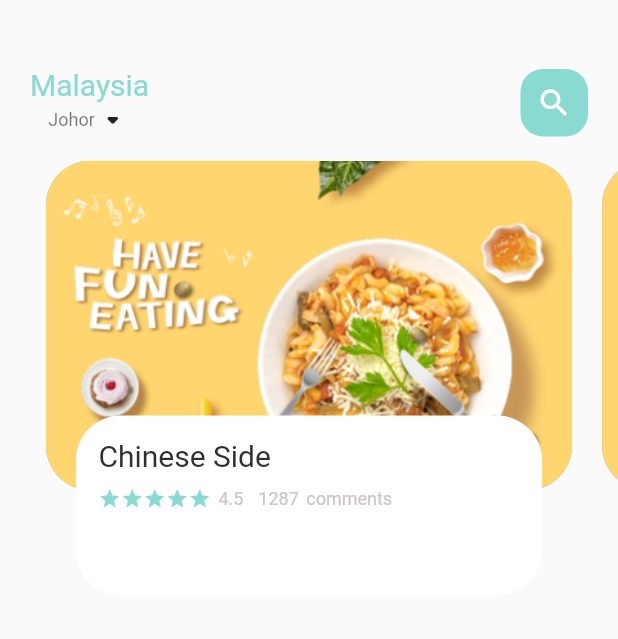
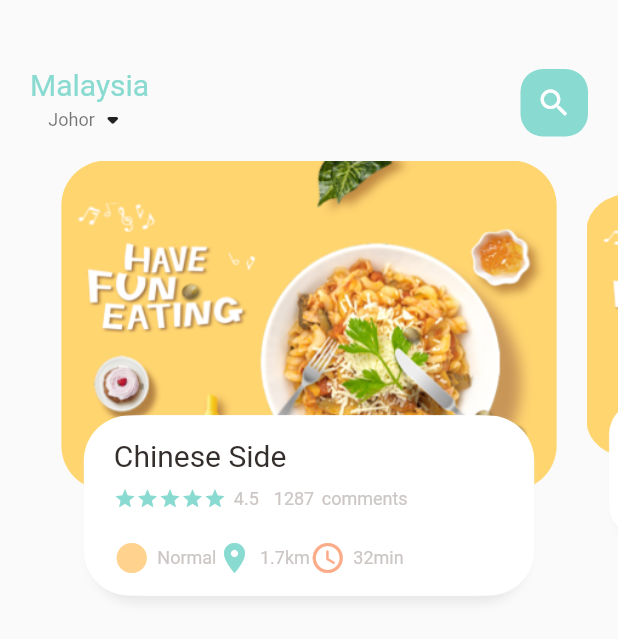
Before and after one commit to MINGSHENG1998/flutter_ecom_app, a Flutter app: the screen it shows after launch, on a phone screen of 412 x 824 dp. Shown: the top 639 px of the screen. Run offline on Flutter 3.47's test engine with Material 2 defaults, Android fonts, the phone set to English and light mode, and no system bars.

Commit message:
added scrolling animation

```diff
--- a/lib/home/food_page_body.dart
+++ b/lib/home/food_page_body.dart
@@ -2,18 +2,34 @@ import 'package:flutter/material.dart';
 import 'package:flutter_ecom_app/utils/colors.dart';
 import 'package:flutter_ecom_app/widgets/big_text.dart';
 import 'package:flutter_ecom_app/widgets/small_text.dart';
+import 'package:flutter_ecom_app/widgets/icon_and_text_widget.dart';
 
 class FoodPageBody extends StatefulWidget {
-  FoodPageBody({Key? key}) : super(key: key);
+  const FoodPageBody({Key? key}) : super(key: key);
 
   @override
   State<FoodPageBody> createState() => _FoodPageBodyState();
 }
 
 class _FoodPageBodyState extends State<FoodPageBody> {
-  PageController pageController = PageController(viewportFraction: 0.9);
+  PageController pageController = PageController(viewportFraction: 0.85);
+  var _currPageValue = 0.0;
+  final double _scaleFactor = 0.8;
+  final double _height = 220;
+
+  @override
+  void dispose() {
+    pageController.dispose();
+  }
+
   @override
   Widget build(BuildContext context) {
+    pageController.addListener(() {
+      setState(() {
+        _currPageValue = pageController.page!;
+        print("currPageValue: " + _currPageValue.toString());
+      });
+    });
     return Container(
       height: 320,
       child: PageView.builder(
@@ -21,11 +37,36 @@ class _FoodPageBodyState extends State<FoodPageBody> {
           itemCount: 5,
           itemBuilder: (context, position) {
             return _buildPageItem(position);
-            }));
+          }),
+    );
   }
 
   Widget _buildPageItem(int index) {
-    return Stack(
+    Matrix4 matrix = new Matrix4.identity();
+    if (index == _currPageValue.floor()) {
+      var currScale = 1 - (_currPageValue - index) * (1 - _scaleFactor);
+      var currTrans = _height * (1 - currScale) / 2;
+      matrix = Matrix4.diagonal3Values(1, currScale, 1)
+        ..setTranslationRaw(0, currTrans, 0);
+    } else if (index == _currPageValue.floor() + 1) {
+      var currScale =
+          _scaleFactor + (_currPageValue - index + 1) * (1 - _scaleFactor);
+      var currTrans = _height * (1 - currScale) / 2;
+      matrix = Matrix4.diagonal3Values(1, currScale, 1)
+        ..setTranslationRaw(0, currTrans, 0);
+    } else if (index == _currPageValue.floor() - 1) {
+      var currScale = 1 - (_currPageValue - index) * (1 - _scaleFactor);
+      var currTrans = _height * (1 - currScale) / 2;
+      matrix = Matrix4.diagonal3Values(1, currScale, 1)
+        ..setTranslationRaw(0, currTrans, 0);
+    } else {
+      var currScale = 0.8;
+      matrix = Matrix4.diagonal3Values(1, currScale, 1)
+        ..setTranslationRaw(0, _height * (1 - _scaleFactor), 0);
+    }
+    return Transform(
+      transform: matrix,
+      child: Stack(
         //children inside stack container will follow their own height
         children: [
           Container(
@@ -33,7 +74,6 @@ class _FoodPageBodyState extends State<FoodPageBody> {
             margin: EdgeInsets.only(left: 10, right: 10),
             decoration: BoxDecoration(
                 borderRadius: BorderRadius.circular(30),
-              color: index.isEven ? Color(0xFF69c5df) : Color(0xFF9294cc),
                 image: DecorationImage(
                     fit: BoxFit.cover,
                     image: AssetImage("assets/image/food0.png"))),
@@ -44,7 +84,16 @@ class _FoodPageBodyState extends State<FoodPageBody> {
               height: 120,
               margin: EdgeInsets.only(left: 30, right: 30, bottom: 30),
               decoration: BoxDecoration(
-                borderRadius: BorderRadius.circular(30), color: Colors.white),
+                  borderRadius: BorderRadius.circular(30),
+                  color: Colors.white,
+                  boxShadow: [
+                    BoxShadow(
+                        color: Color(0xFFe8e8e8),
+                        blurRadius: 5.0,
+                        offset: Offset(0, 5)),
+                    BoxShadow(color: Colors.white, offset: Offset(-5, 0)),
+                    BoxShadow(color: Colors.white, offset: Offset(5, 0)),
+                  ]),
               child: Container(
                 padding: EdgeInsets.only(top: 15, left: 15, right: 15),
                 child: Column(
@@ -73,13 +122,27 @@ class _FoodPageBodyState extends State<FoodPageBody> {
                       ),
                       SizedBox(height: 20),
                       Row(
-                      children: [],
+                        children: [
+                          IconAndTextWidget(
+                              icon: Icons.circle_sharp,
+                              iconColor: AppColors.iconColor1,
+                              text: "Normal"),
+                          IconAndTextWidget(
+                              icon: Icons.location_on,
+                              iconColor: AppColors.mainColor,
+                              text: "1.7km"),
+                          IconAndTextWidget(
+                              icon: Icons.access_time_rounded,
+                              iconColor: AppColors.iconColor2,
+                              text: "32min"),
+                        ],
                       )
                     ]),
               ),
             ),
           ),
         ],
+      ),
     );
   }
 }
--- a/lib/home/main_food_page.dart
+++ b/lib/home/main_food_page.dart
@@ -1,5 +1,4 @@
 import 'package:flutter/material.dart';
-import 'package:flutter/widgets.dart';
 import 'package:flutter_ecom_app/home/food_page_body.dart';
 import 'package:flutter_ecom_app/utils/colors.dart';
 import 'package:flutter_ecom_app/widgets/big_text.dart';
@@ -47,7 +46,8 @@ class _MainFoodPageState extends State<MainFoodPage> {
                     ),
                   )
                 ],
-                ))),
+              )),
+        ),
         FoodPageBody(),
       ],
     ));
--- /dev/null
+++ b/lib/widgets/icon_and_text_widget.dart
@@ -0,0 +1,21 @@
+import 'package:flutter/widgets.dart';
+import 'package:flutter_ecom_app/widgets/small_text.dart';
+
+class IconAndTextWidget extends StatelessWidget {
+  final IconData icon;
+  final Color iconColor;
+  final String text;
+  const IconAndTextWidget({Key? key,
+  required this.icon,
+  required this.iconColor,
+  required this.text,}) : super(key: key);
+
+  @override
+  Widget build(BuildContext context) {
+    return Row(children: [
+      Icon(icon, color: iconColor),
+      SizedBox(width: 5),
+      SmallText(text: text)
+    ]);
+  }
+}
--- a/pubspec.yaml
+++ b/pubspec.yaml
@@ -30,7 +30,7 @@ dependencies:
   flutter:
     sdk: flutter
   get: ^4.1.4
-
+  dots_indicator: ^2.1.0
 
   # The following adds the Cupertino Icons font to your application.
   # Use with the CupertinoIcons class for iOS style icons.
```
Also changed, not shown: pubspec.lock. Lines whose indentation alone changed are shown as unchanged.
